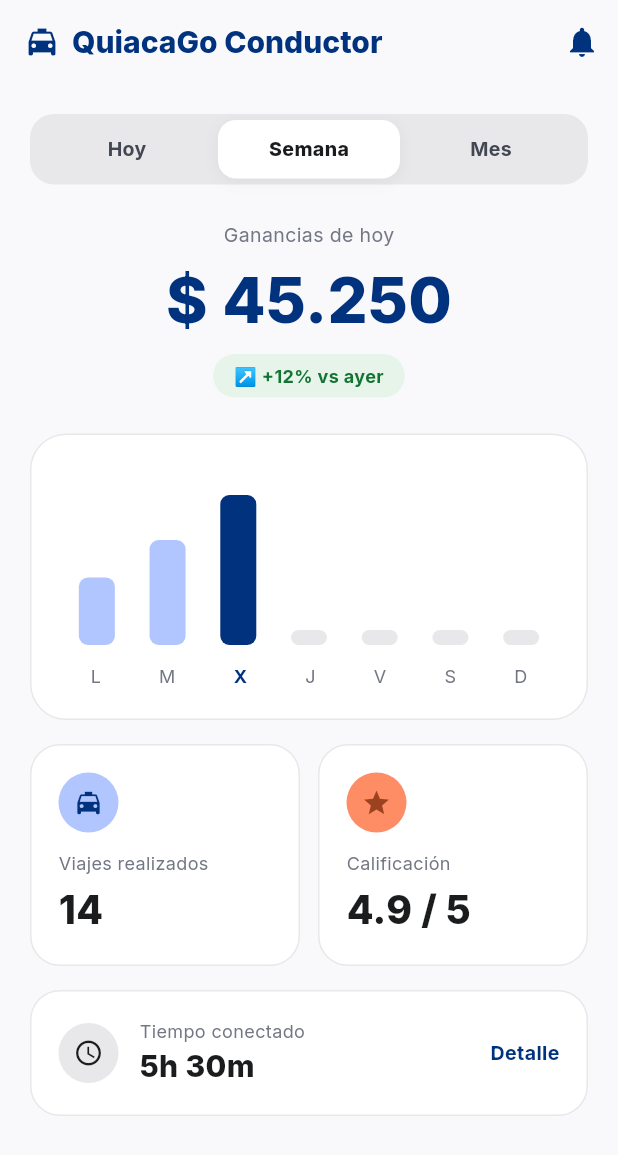
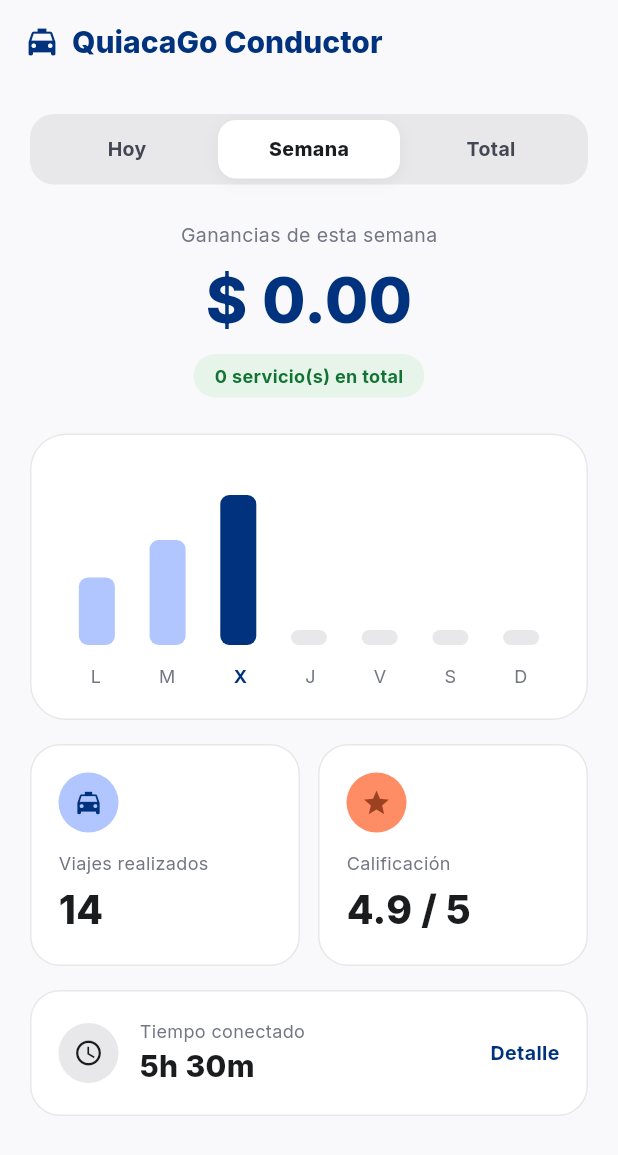
Before and after one commit to RodrigoloAndina/QuiacaGo, a Flutter app: the MisGananciasScreen screen opened by its route, after a tap on "Semana", on a phone screen of 412 x 824 dp. Shown: the top 1155 px of the screen. Run offline on Flutter 3.47's test engine with Material 3 defaults, Android fonts, the phone set to English and light mode, and no system bars; our stand-ins replace file_picker, flutter_map, flutter_riverpod, geolocator, go_router, google_fonts and 3 more; accounts and stored records are empty; network calls fail.

Commit message:
Connect Driver App tabs (Home earnings/trips, Earnings overview, Trip History and Profile) 100% dynamically to real Supabase database

```diff
--- a/lib/features/earnings/mis_ganancias_screen.dart
+++ b/lib/features/earnings/mis_ganancias_screen.dart
@@ -1,5 +1,7 @@
 import 'package:flutter/material.dart';
 import '../../core/theme/app_colors.dart';
+import '../../services/trip_service.dart';
+import '../../services/driver_session_service.dart';
 
 class MisGananciasScreen extends StatefulWidget {
   const MisGananciasScreen({super.key});
@@ -10,6 +12,45 @@
 
 class _MisGananciasScreenState extends State<MisGananciasScreen> {
   int _selectedTab = 0;
+  bool _isLoading = true;
+  double _gananciasHoy = 0.0;
+  double _gananciasSemana = 0.0;
+  double _gananciasTotal = 0.0;
+  int _totalViajes = 0;
+  int _viajesHoy = 0;
+
+  @override
+  void initState() {
+    super.initState();
+    _cargarMetricas();
+  }
+
+  Future<void> _cargarMetricas() async {
+    final driverId = DriverSessionService().id;
+    final data = await TripService.obtenerMetricasConductor(driverId);
+    if (mounted) {
+      setState(() {
+        _gananciasHoy = (data['gananciasHoy'] as num?)?.toDouble() ?? 0.0;
+        _gananciasSemana = (data['gananciasSemana'] as num?)?.toDouble() ?? 0.0;
+        _gananciasTotal = (data['gananciasTotal'] as num?)?.toDouble() ?? 0.0;
+        _totalViajes = (data['totalViajes'] as num?)?.toInt() ?? 0;
+        _viajesHoy = (data['viajesHoy'] as num?)?.toInt() ?? 0;
+        _isLoading = false;
+      });
+    }
+  }
+
+  double get _montoActual {
+    if (_selectedTab == 0) return _gananciasHoy;
+    if (_selectedTab == 1) return _gananciasSemana;
+    return _gananciasTotal;
+  }
+
+  String get _labelMonto {
+    if (_selectedTab == 0) return 'Ganancias de hoy';
+    if (_selectedTab == 1) return 'Ganancias de esta semana';
+    return 'Ganancias acumuladas totales';
+  }
 
   @override
   Widget build(BuildContext context) {
@@ -32,14 +73,10 @@
             ),
           ],
         ),
-        actions: [
-          IconButton(
-            icon: const Icon(Icons.notifications, color: AppColors.primary, size: 24),
-            onPressed: () {},
       ),
-        ],
-      ),
-      body: SingleChildScrollView(
+      body: _isLoading
+          ? const Center(child: CircularProgressIndicator())
+          : SingleChildScrollView(
               padding: const EdgeInsets.all(20.0),
               child: Column(
                 children: [
@@ -54,19 +91,19 @@
                       children: [
                         _buildTab(0, 'Hoy'),
                         _buildTab(1, 'Semana'),
-                  _buildTab(2, 'Mes'),
+                        _buildTab(2, 'Total'),
                       ],
                     ),
                   ),
 
                   const SizedBox(height: 24),
 
-            // Header Ganancias
-            const Text('Ganancias de hoy', style: TextStyle(fontSize: 13, color: AppColors.outline)),
+                  // Header Ganancias Dinámico
+                  Text(_labelMonto, style: const TextStyle(fontSize: 13, color: AppColors.outline)),
                   const SizedBox(height: 4),
-            const Text(
-              '\$ 45.250',
-              style: TextStyle(
+                  Text(
+                    '\$ ${_montoActual.toStringAsFixed(2)}',
+                    style: const TextStyle(
                       fontSize: 42,
                       fontWeight: FontWeight.w800,
                       color: AppColors.primary,
@@ -79,9 +116,9 @@
                       color: const Color(0xFFE6F4EA),
                       borderRadius: BorderRadius.circular(20),
                     ),
-              child: const Text(
-                '↗ +12% vs ayer',
-                style: TextStyle(
+                    child: Text(
+                      _selectedTab == 0 ? '$_viajesHoy servicio(s) realizados hoy' : '$_totalViajes servicio(s) en total',
+                      style: const TextStyle(
                         fontSize: 12,
                         fontWeight: FontWeight.bold,
                         color: Color(0xFF137333),
--- a/lib/services/trip_service.dart
+++ b/lib/services/trip_service.dart
@@ -245,4 +245,77 @@
         .eq('status', 'requested')
         .map((list) => list.map((item) => TripModel.fromMap(item)).toList());
   }
+
+  /// Obtiene el historial de viajes asignados o completados por el conductor actual
+  static Future<List<TripModel>> obtenerHistorialConductor(String driverId) async {
+    try {
+      final data = await _supabase
+          .from('trips')
+          .select()
+          .or('driver_id.eq.$driverId,status.eq.completed')
+          .order('created_at', ascending: false)
+          .limit(50);
+
+      if (data is List && data.isNotEmpty) {
+        return data.map((item) => TripModel.fromMap(item)).toList();
+      }
+    } catch (e) {
+      print('[TripService] Error obteniendo historial del conductor: $e');
+    }
+    return [];
+  }
+
+  /// Obtiene métricas reales de ganancias (Hoy, Semana, Total) para el conductor
+  static Future<Map<String, dynamic>> obtenerMetricasConductor(String driverId) async {
+    double gananciasHoy = 0.0;
+    int viajesHoyCount = 0;
+    double gananciasSemana = 0.0;
+    double gananciasTotal = 0.0;
+    int totalViajes = 0;
+
+    try {
+      final data = await _supabase
+          .from('trips')
+          .select();
+
+      if (data is List) {
+        final now = DateTime.now();
+        final todayStr = now.toIso8601String().split('T')[0];
+
+        for (var item in data) {
+          final trip = TripModel.fromMap(item);
+          final createdAt = item['created_at'] != null ? DateTime.tryParse(item['created_at'].toString()) : null;
+          final isCompleted = trip.status == 'completed' || trip.status == 'in_progress';
+          final isMyTrip = trip.driverId == driverId || trip.driverId == null;
+
+          if (isCompleted && isMyTrip) {
+            gananciasTotal += trip.fareAmount;
+            totalViajes++;
+
+            if (createdAt != null) {
+              final tripDateStr = createdAt.toIso8601String().split('T')[0];
+              if (tripDateStr == todayStr) {
+                gananciasHoy += trip.fareAmount;
+                viajesHoyCount++;
+              }
+              final diffDays = now.difference(createdAt).inDays;
+              if (diffDays <= 7) {
+                gananciasSemana += trip.fareAmount;
+              }
+            }
+          }
+        }
+      }
+    } catch (e) {
+      print('[TripService] Error calculando métricas del conductor: $e');
+    }
+
+    return {
+      'gananciasHoy': gananciasHoy,
+      'viajesHoy': viajesHoyCount,
+      'gananciasSemana': gananciasSemana,
+      'gananciasTotal': gananciasTotal,
+      'totalViajes': totalViajes,
+    };
+  }
 }
```
Also changed, not shown: lib/features/home/inicio_conductor_screen.dart (+22 -8 lines), lib/features/trips/historial_viajes_screen.dart (+94 -90 lines). Lines whose indentation alone changed are shown as unchanged.
